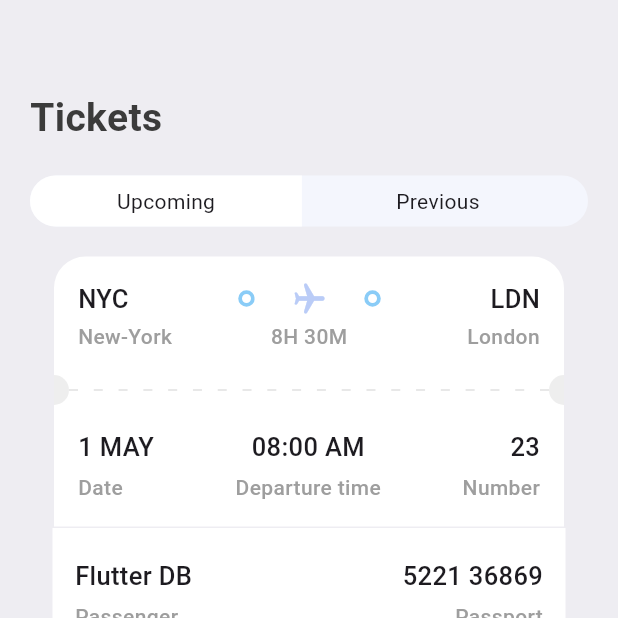
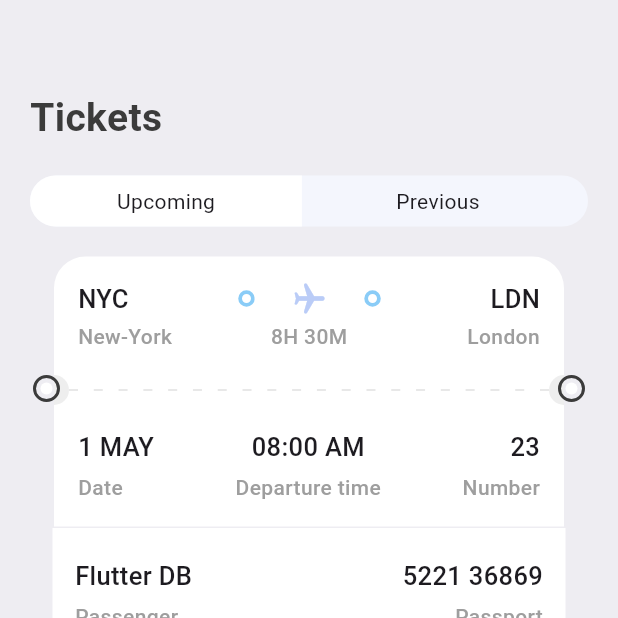
Before and after one commit to Bra-Gabby-Marshal/Flutter-Ticket-App, a Flutter app: the screen it shows after launch, item 3 of the bottom bar chosen, on a phone screen of 412 x 824 dp, the top half of it. Run offline on Flutter 3.47's test engine with Material 3 defaults, Android fonts, the phone set to English and light mode, and no system bars; drawn by our look-alikes of barcode_widget; our stand-ins replace device_preview, fluentui_icons.

Commit message:
new update

```diff
--- /dev/null
+++ b/lib/screens/search/widgets/ticket_positioned_circles.dart
@@ -0,0 +1,27 @@
+import 'package:flutter/cupertino.dart';
+import 'package:flutter/material.dart';
+import 'package:my_ticket_app/base/res/styles/app_styles.dart';
+
+class TicketPositionedCircles extends StatelessWidget {
+  final bool? position;
+  const TicketPositionedCircles({super.key, this.position});
+
+  @override
+  Widget build(BuildContext context) {
+    return Positioned(
+        left: position==true?22:null,
+        right: position==true?null:22,
+        top: 250,
+        child: Container(
+          padding: const EdgeInsets.all(3),
+          decoration: BoxDecoration(
+            shape: BoxShape.circle,
+            border: Border.all(width: 2, color: AppStyles.textColor),
+          ),
+          child: CircleAvatar(
+            maxRadius: 4,
+            backgroundColor: AppStyles.ticketColor,
+          ),
+        ));
+  }
+}
--- a/lib/screens/ticket/ticket_screen.dart
+++ b/lib/screens/ticket/ticket_screen.dart
@@ -8,6 +8,7 @@ import 'package:my_ticket_app/base/widgets/app_column_text_layout.dart';
 import 'package:my_ticket_app/base/widgets/app_layoutbuilder_widget.dart';
 import 'package:my_ticket_app/base/widgets/ticket_view.dart';
 import 'package:my_ticket_app/screens/search/widgets/app_ticket_tabs.dart';
+import 'package:my_ticket_app/screens/search/widgets/ticket_positioned_circles.dart';
 
 class TicketScreen extends StatelessWidget {
   const TicketScreen({super.key});
@@ -16,7 +17,9 @@ class TicketScreen extends StatelessWidget {
   Widget build(BuildContext context) {
     return Scaffold(
       backgroundColor: AppStyles.bgColor,
-      body: ListView(
+      body: Stack(
+        children: [
+          ListView(
             padding: const EdgeInsets.symmetric(horizontal: 20, vertical: 20),
             children: [
               const SizedBox(height: 40,),
@@ -132,8 +135,8 @@ class TicketScreen extends StatelessWidget {
                   ),
                 ),
               ),
+              const SizedBox(height: 20,),
               // colorful ticket
-          const SizedBox(height: 20,),
               Container(
                   padding: const EdgeInsets.only(left:  16),
                   child: TicketView(
@@ -141,6 +144,10 @@ class TicketScreen extends StatelessWidget {
                   )),
             ],
           ),
+          const TicketPositionedCircles(position: true,),
+          const TicketPositionedCircles(position: null,),
+        ],
+      ),
     );
   }
 }
```
Lines whose indentation alone changed are shown as unchanged.
